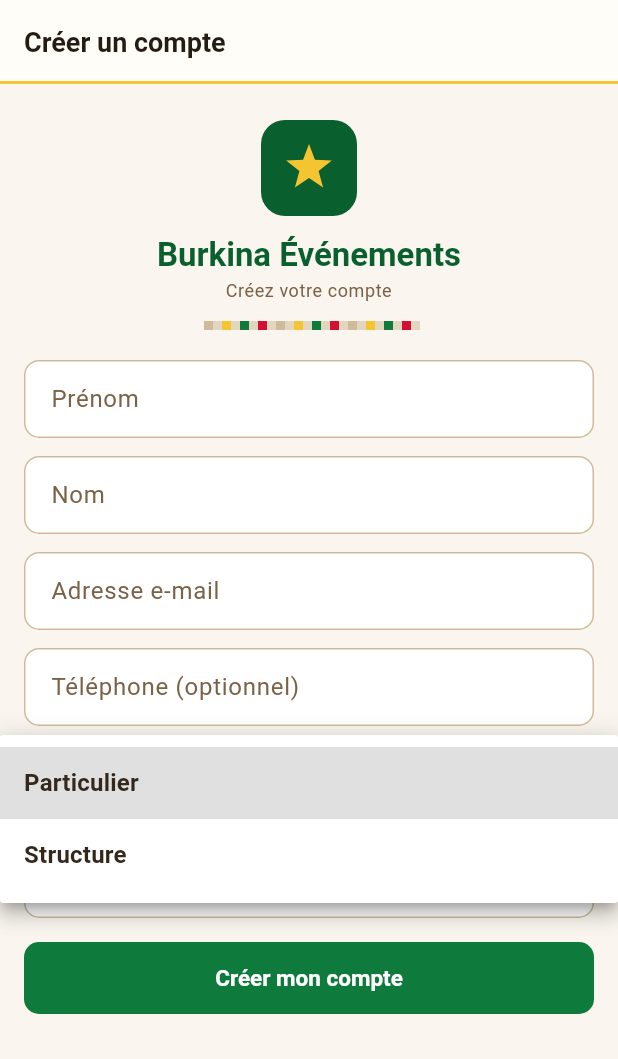
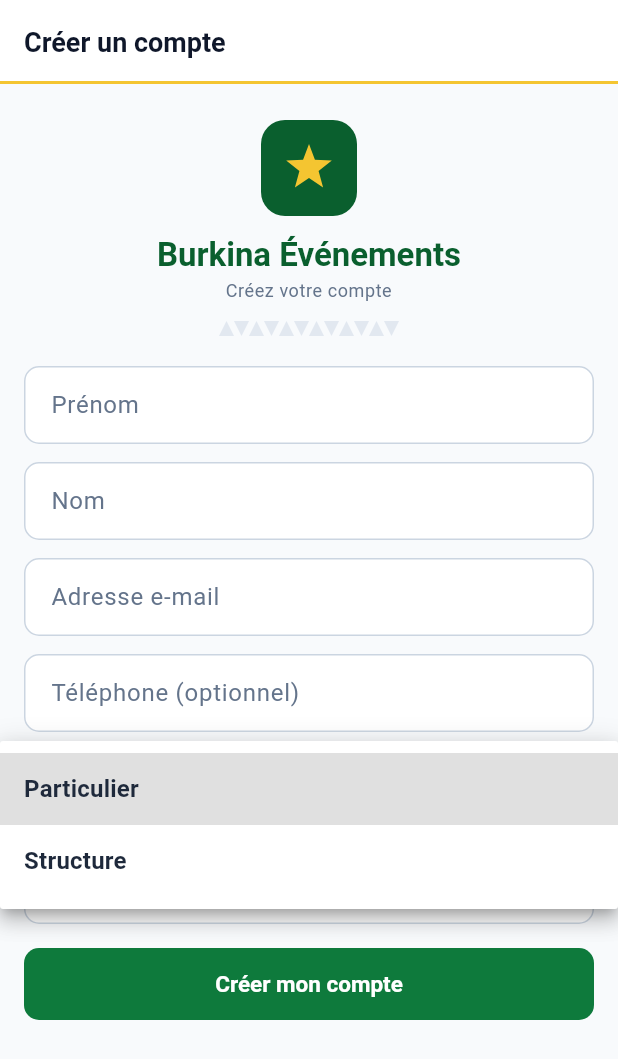
Before and after one commit to bougapiou/plateforme-evenementielle, a Flutter app: the RegisterScreen screen opened by its route, after a tap on "Particulier", on a phone screen of 412 x 824 dp. Shown: the top 1059 px of the screen. Run offline on Flutter 3.47's test engine with Material 3 defaults, Android fonts, the light colour scheme and no system bars; our stand-ins replace dio, flutter_riverpod, flutter_secure_storage, go_router, image_picker, open_filex; missing offline and left inert: mobile_scanner; accounts and stored records are empty; network calls fail.

Commit message:
refactor(mobile): retire les neutres chauds et la bande Faso Dan Fani
Sur demande : retour aux neutres slate (fonds/textes/bordures comme avant) et
suppression de la bande tissee Faso Dan Fani (catalogue, detail, en-tete auth).

Conserves : vert/rouge du drapeau, etoile doree (FasoStar), lisere dore sous
les barres, indicateur de navigation dore, frise kassena (etats vides + auth),
filets verts de section, bandeau vert du catalogue.

- brand.dart : s* reviennent aux valeurs slate ; b* restent vert Burkina
- theme.dart : surfaces blanches / fond slate-50
- faso.dart : FasoDanFaniBar et BogolanBackground supprimes ; FasoHeader
  utilise desormais la frise kassena

Verifie : flutter analyze clean, flutter test vert, build web OK.

```diff
--- a/mobile/lib/core/brand.dart
+++ b/mobile/lib/core/brand.dart
@@ -1,10 +1,8 @@
 import 'package:flutter/material.dart';
 
-/// Palette « Faso » — inspirée du Burkina Faso : vert et rouge du drapeau,
-/// étoile dorée, et neutres chauds (terre du Sahel, coton Faso Dan Fani).
-///
-/// Les noms `bXX` / `sXX` sont conservés (compat écrans existants) mais portent
-/// désormais des valeurs chaudes : `b*` = vert Burkina, `s*` = sable → argile.
+/// Palette : vert et rouge du drapeau du Burkina Faso + étoile dorée, sur des
+/// neutres (échelle « slate »). Les noms `bXX` (vert) / `sXX` (neutres) sont
+/// conservés pour compat avec les écrans existants.
 class Brand {
   Brand._();
 
@@ -17,16 +15,16 @@ class Brand {
   static const b700 = Color(0xFF0A5F2E);
   static const b800 = Color(0xFF07461F);
 
-  // Neutres chauds (sable du Sahel → argile / bogolan)
-  static const s50 = Color(0xFFFAF6EF); // fond application
-  static const s100 = Color(0xFFF1E9DA);
-  static const s200 = Color(0xFFE3D6BF); // bordures
-  static const s300 = Color(0xFFCDBB9C);
-  static const s400 = Color(0xFFA8916E); // texte secondaire clair
-  static const s500 = Color(0xFF7A6247); // texte secondaire
-  static const s700 = Color(0xFF4A3A28);
-  static const s800 = Color(0xFF33281B); // titres
-  static const s900 = Color(0xFF241B12); // texte fort
+  // Neutres (slate)
+  static const s50 = Color(0xFFF8FAFC);
+  static const s100 = Color(0xFFF1F5F9);
+  static const s200 = Color(0xFFE2E8F0);
+  static const s300 = Color(0xFFCBD5E1);
+  static const s400 = Color(0xFF94A3B8);
+  static const s500 = Color(0xFF64748B);
+  static const s700 = Color(0xFF334155);
+  static const s800 = Color(0xFF1E293B);
+  static const s900 = Color(0xFF0F172A);
 
   // Accents drapeau
   static const green = Color(0xFF0E7A3C);
--- a/mobile/lib/core/faso.dart
+++ b/mobile/lib/core/faso.dart
@@ -2,84 +2,10 @@ import 'dart:math' as math;
 import 'package:flutter/material.dart';
 import 'brand.dart';
 
-/// Motifs décoratifs inspirés du Burkina Faso :
-/// - [FasoDanFaniBar] : fine bande tissée verticale (pagne Faso Dan Fani)
+/// Motifs inspirés du Burkina Faso :
 /// - [FasoStar] : étoile à 5 branches du drapeau
 /// - [KassenaMotif] : frise géométrique (peintures murales kassena de Tiébélé)
-
-/// En-tête d'identité : étoile + nom de la plateforme + bande Faso Dan Fani.
-class FasoHeader extends StatelessWidget {
-  final String subtitle;
-  const FasoHeader({super.key, this.subtitle = 'Plateforme nationale de gestion des événements'});
-
-  @override
-  Widget build(BuildContext context) {
-    return Column(
-      children: [
-        Container(
-          width: 64,
-          height: 64,
-          decoration: BoxDecoration(
-            color: Brand.b700,
-            borderRadius: BorderRadius.circular(16),
-          ),
-          alignment: Alignment.center,
-          child: const FasoStar(size: 32),
-        ),
-        const SizedBox(height: 12),
-        Text('Burkina Événements',
-            style: Theme.of(context)
-                .textTheme
-                .titleLarge
-                ?.copyWith(color: Brand.b700)),
-        const SizedBox(height: 2),
-        Text(subtitle,
-            textAlign: TextAlign.center,
-            style: Theme.of(context).textTheme.bodySmall),
-        const SizedBox(height: 12),
-        const SizedBox(
-            width: 140, child: FasoDanFaniBar(height: 6)),
-      ],
-    );
-  }
-}
-
-class FasoDanFaniBar extends StatelessWidget {
-  final double height;
-  const FasoDanFaniBar({super.key, this.height = 4});
-
-  @override
-  Widget build(BuildContext context) => SizedBox(
-        height: height,
-        width: double.infinity,
-        child: CustomPaint(painter: _DanFaniPainter()),
-      );
-}
-
-class _DanFaniPainter extends CustomPainter {
-  // séquence de rayures répétée : terre, or, vert, rouge, terre…
-  static const _seq = <Color>[
-    Brand.s300, Brand.s200, Brand.gold, Brand.s200,
-    Brand.green, Brand.s200, Brand.red, Brand.s200,
-  ];
-
-  @override
-  void paint(Canvas canvas, Size size) {
-    const stripe = 6.0;
-    final paint = Paint()..style = PaintingStyle.fill;
-    var x = 0.0;
-    var i = 0;
-    while (x < size.width) {
-      paint.color = _seq[i % _seq.length];
-      canvas.drawRect(Rect.fromLTWH(x, 0, stripe, size.height), paint);
-      x += stripe;
-      i++;
-    }
-  }
-
-  @override
-  bool shouldRepaint(covariant CustomPainter oldDelegate) => false;
-}
+/// - [FasoHeader] : en-tête d'identité (auth)
 
 class FasoStar extends StatelessWidget {
   final double size;
@@ -115,7 +41,7 @@ class _StarPainter extends CustomPainter {
   bool shouldRepaint(covariant _StarPainter old) => old.color != color;
 }
 
-/// Frise de triangles alternés — séparateur de section.
+/// Frise de triangles alternés — séparateur de section / états vides.
 class KassenaMotif extends StatelessWidget {
   final double height;
   final Color color;
@@ -136,7 +62,7 @@ class _KassenaPainter extends CustomPainter {
   @override
   void paint(Canvas canvas, Size size) {
     final paint = Paint()..color = color;
-    final w = size.height; // triangles équilatéraux ~ hauteur
+    final w = size.height;
     for (var x = 0.0; x < size.width; x += w) {
       final up = ((x / w).floor()).isEven;
       final path = Path();
@@ -158,38 +84,41 @@ class _KassenaPainter extends CustomPainter {
   bool shouldRepaint(covariant _KassenaPainter old) => old.color != color;
 }
 
-/// Fond décoratif discret (chevrons bogolan) pour les en-têtes / états vides.
-class BogolanBackground extends StatelessWidget {
-  final Widget child;
-  final Color base;
-  const BogolanBackground({super.key, required this.child, this.base = Brand.s100});
+/// En-tête d'identité : étoile sur fond vert (façon drapeau) + nom + frise.
+class FasoHeader extends StatelessWidget {
+  final String subtitle;
+  const FasoHeader({
+    super.key,
+    this.subtitle = 'Plateforme nationale de gestion des événements',
+  });
 
   @override
-  Widget build(BuildContext context) => CustomPaint(
-        painter: _BogolanPainter(base),
-        child: child,
-      );
+  Widget build(BuildContext context) {
+    return Column(
+      children: [
+        Container(
+          width: 64,
+          height: 64,
+          decoration: BoxDecoration(
+            color: Brand.b700,
+            borderRadius: BorderRadius.circular(16),
+          ),
+          alignment: Alignment.center,
+          child: const FasoStar(size: 32),
+        ),
+        const SizedBox(height: 12),
+        Text('Burkina Événements',
+            style: Theme.of(context)
+                .textTheme
+                .titleLarge
+                ?.copyWith(color: Brand.b700)),
+        const SizedBox(height: 2),
+        Text(subtitle,
+            textAlign: TextAlign.center,
+            style: Theme.of(context).textTheme.bodySmall),
+        const SizedBox(height: 12),
+        const SizedBox(width: 120, child: KassenaMotif(height: 10, color: Brand.s200)),
+      ],
+    );
+  }
 }
-
-class _BogolanPainter extends CustomPainter {
-  final Color base;
-  _BogolanPainter(this.base);
-
-  @override
-  void paint(Canvas canvas, Size size) {
-    canvas.drawRect(Offset.zero & size, Paint()..color = base);
-    final line = Paint()
-      ..color = Brand.s300.withValues(alpha: .35)
-      ..strokeWidth = 2
-      ..style = PaintingStyle.stroke;
-    const gap = 26.0;
-    for (var d = -size.height; d < size.width; d += gap) {
-      canvas.drawLine(Offset(d, 0), Offset(d + size.height, size.height), line);
-      canvas.drawLine(
-          Offset(d + gap / 2, size.height), Offset(d + gap / 2 + size.height, 0), line);
-    }
-  }
-
-  @override
-  bool shouldRepaint(covariant _BogolanPainter old) => old.base != base;
-}
--- a/mobile/lib/core/theme.dart
+++ b/mobile/lib/core/theme.dart
@@ -34,7 +34,7 @@ ThemeData _build() {
       labelSmall: TextStyle(color: Brand.s400, fontWeight: FontWeight.w600),
     ),
     appBarTheme: const AppBarTheme(
-      backgroundColor: Color(0xFFFFFDF8),
+      backgroundColor: Colors.white,
       foregroundColor: Brand.s900,
       elevation: 0,
       scrolledUnderElevation: 0.5,
@@ -48,7 +48,7 @@ ThemeData _build() {
       shape: Border(bottom: BorderSide(color: Brand.gold, width: 2)),
     ),
     cardTheme: CardThemeData(
-      color: const Color(0xFFFFFDF8),
+      color: Colors.white,
       elevation: 0,
       margin: EdgeInsets.zero,
       shape: RoundedRectangleBorder(
@@ -63,7 +63,7 @@ ThemeData _build() {
       labelStyle: TextStyle(color: Brand.s700, fontSize: 12),
     ),
     navigationBarTheme: NavigationBarThemeData(
-      backgroundColor: const Color(0xFFFFFDF8),
+      backgroundColor: Colors.white,
       surfaceTintColor: Colors.transparent,
       elevation: 3,
       height: 64,
--- a/mobile/lib/features/catalogue/catalogue_screen.dart
+++ b/mobile/lib/features/catalogue/catalogue_screen.dart
@@ -2,7 +2,7 @@ import 'package:flutter/material.dart';
 import 'package:flutter_riverpod/flutter_riverpod.dart';
 import 'package:go_router/go_router.dart';
 import '../../core/brand.dart';
-import '../../core/faso.dart';
+import '../../core/faso.dart' show FasoStar;
 import '../../core/format.dart';
 import '../../core/media.dart';
 import '../../core/providers.dart';
@@ -88,7 +88,6 @@ class _CatalogueScreenState extends ConsumerState<CatalogueScreen> {
               ],
             ),
           ),
-          const FasoDanFaniBar(height: 5),
           Padding(
             padding: const EdgeInsets.fromLTRB(12, 8, 12, 4),
             child: TextField(
--- a/mobile/lib/features/event/event_detail_screen.dart
+++ b/mobile/lib/features/event/event_detail_screen.dart
@@ -1,7 +1,6 @@
 import 'package:flutter/material.dart';
 import 'package:flutter_riverpod/flutter_riverpod.dart';
 import 'package:go_router/go_router.dart';
-import '../../core/faso.dart';
 import '../../core/format.dart';
 import '../../core/media.dart';
 import '../../core/providers.dart';
@@ -72,10 +71,8 @@ class _Body extends ConsumerWidget {
     return ListView(
       padding: EdgeInsets.zero,
       children: [
-        if (e.coverUrl != null) ...[
+        if (e.coverUrl != null)
           AspectRatio(aspectRatio: 16 / 8, child: RemoteImage(url: e.coverUrl)),
-          const FasoDanFaniBar(height: 5),
-        ],
         Padding(
           padding: const EdgeInsets.fromLTRB(16, 16, 16, 32),
           child: Column(
```
